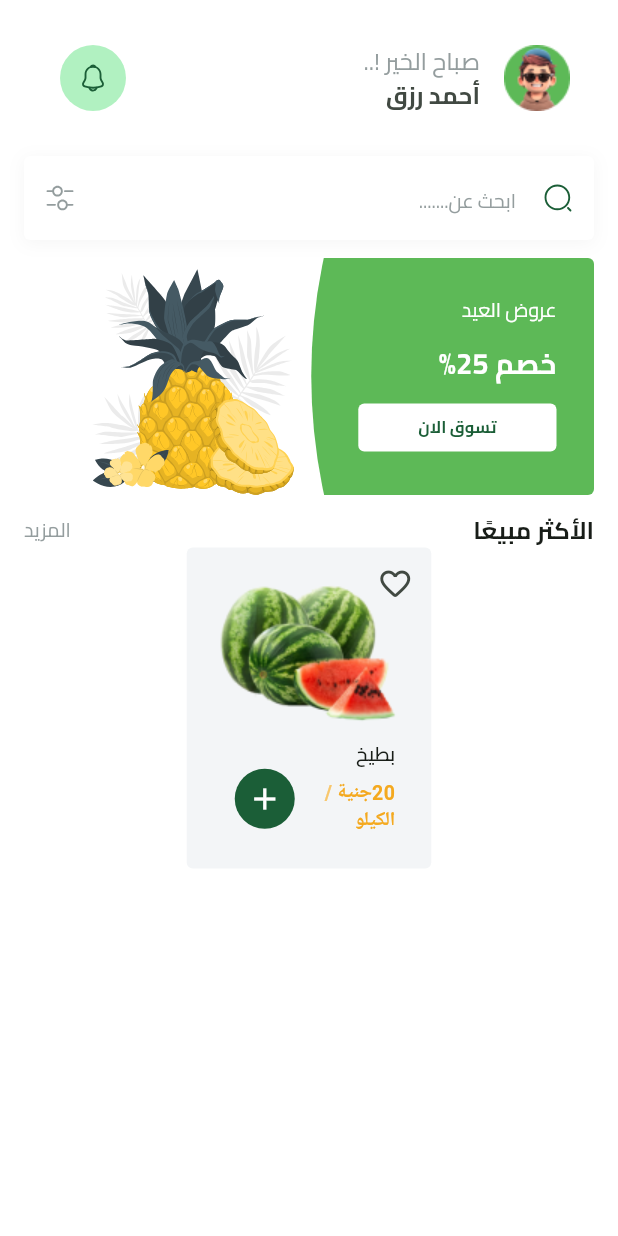
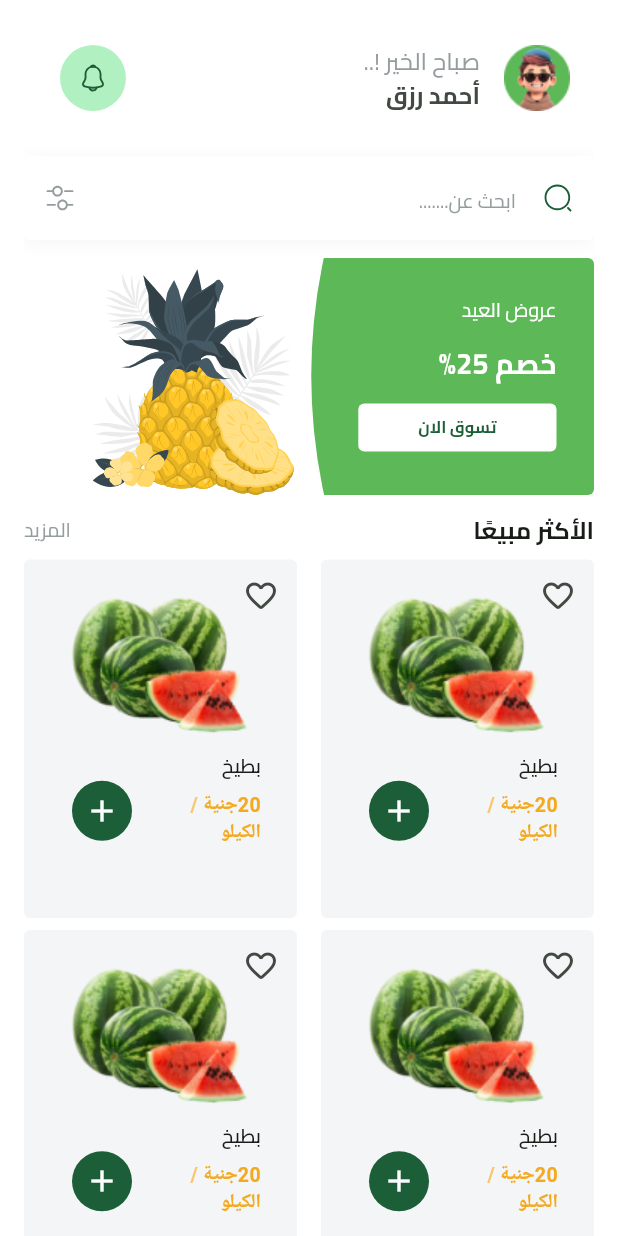
Before and after one commit to a7med287/fruit-hub, a Flutter app: the HomeViewBody widget shown alone on an empty page, opened directly, on a phone screen of 412 x 824 dp. Run offline on Flutter 3.47's test engine with Material 3 defaults, Android fonts, the phone set to English and light mode, and no system bars; our stand-ins replace cloud_firestore, dartz, dots_indicator, firebase_auth, firebase_core, flutter_bloc and 6 more; missing offline and left inert: flutter_facebook_auth; accounts and stored records are empty.

Commit message:
create grid view fruits

```diff
--- /dev/null
+++ b/lib/core/widgets/custom_grid_view_fruits.dart
@@ -0,0 +1,24 @@
+import 'package:flutter/material.dart';
+
+import 'fruit_item.dart';
+
+class GridViewFruits extends StatelessWidget {
+  const GridViewFruits({
+    super.key,
+  });
+
+  @override
+  Widget build(BuildContext context) {
+    return SliverGrid.builder(
+      gridDelegate: SliverGridDelegateWithFixedCrossAxisCount(
+          crossAxisCount: 2,
+          childAspectRatio: 163/214,
+          crossAxisSpacing: 16,
+          mainAxisSpacing: 8
+      ),
+      itemBuilder: (context, index) {
+        return FruitItem();
+      },
+    );
+  }
+}
--- a/lib/core/widgets/fruit_item.dart
+++ b/lib/core/widgets/fruit_item.dart
@@ -4,9 +4,15 @@ import '../utils/app_colors.dart';
 import '../utils/app_images.dart';
 import '../utils/app_text_styles.dart';
 
-class FruitItem extends StatelessWidget {
+class FruitItem extends StatefulWidget {
   const FruitItem({super.key});
 
+  @override
+  State<FruitItem> createState() => _FruitItemState();
+}
+
+class _FruitItemState extends State<FruitItem> {
+  bool isFavorite = false;
   @override
   Widget build(BuildContext context) {
     return Container(
@@ -19,8 +25,15 @@ class FruitItem extends StatelessWidget {
       child: Stack(
         children: [
           IconButton(
-            onPressed: () {},
-            icon: Icon(Icons.favorite_border_rounded),
+            onPressed: () {
+              setState(() {
+                isFavorite = !isFavorite;
+              });
+            },
+            icon:
+                isFavorite
+                    ? Icon(Icons.favorite, color: Colors.red)
+                    : Icon(Icons.favorite_border_rounded),
           ),
           Positioned.fill(
             top: 20,
--- a/lib/features/home/presentation/views/widgets/home_view_body.dart
+++ b/lib/features/home/presentation/views/widgets/home_view_body.dart
@@ -1,8 +1,8 @@
 import 'package:flutter/material.dart';
 import 'package:fruit_hub/constants.dart';
 import 'package:fruit_hub/features/home/presentation/views/widgets/featured_list.dart';
+import '../../../../../core/widgets/custom_grid_view_fruits.dart';
 import '../../../../../core/widgets/custom_search_text_filed.dart';
-import '../../../../../core/widgets/fruit_item.dart';
 import 'best_seller_header.dart';
 import 'custom_home_app_bar.dart';
 
@@ -11,11 +11,11 @@ class HomeViewBody extends StatelessWidget {
 
   @override
   Widget build(BuildContext context) {
-    return CustomScrollView(
-      slivers: const [
+    return Padding(
+      padding: const EdgeInsets.symmetric(horizontal: kHorizontalPadding),
+      child: CustomScrollView(
+        slivers: [
           SliverToBoxAdapter(
-          child: Padding(
-            padding: EdgeInsets.symmetric(horizontal: kHorizontalPadding),
               child: Column(
                 children: [
                   SizedBox(height: 16),
@@ -24,17 +24,15 @@ class HomeViewBody extends StatelessWidget {
                   CustomSearchTextField(),
                   SizedBox(height: 12),
                   FeaturedList(),
-                SizedBox(
-                  height: 12,
-                ),
+                  SizedBox(height: 12),
                   BestSellerHeader(),
-                FruitItem(),
+                  SizedBox(height: 8),
                 ],
               ),
             ),
+          GridViewFruits(),
+        ],
       ),
-
-      ],
     );
   }
 }
```
Lines whose indentation alone changed are shown as unchanged.
